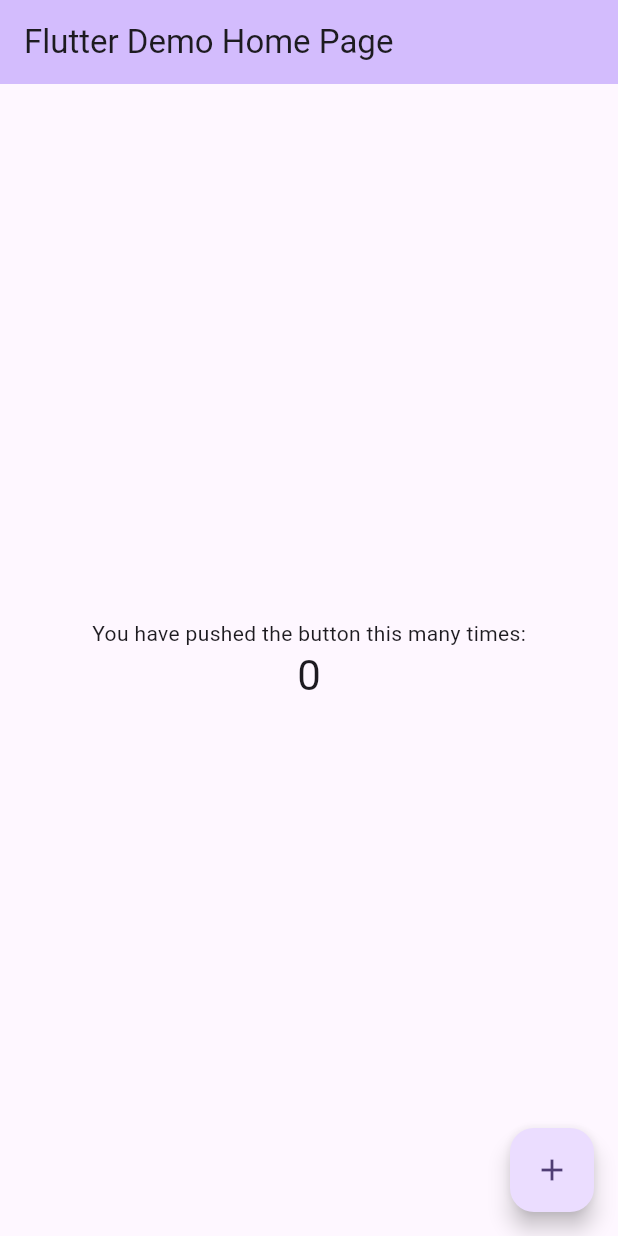
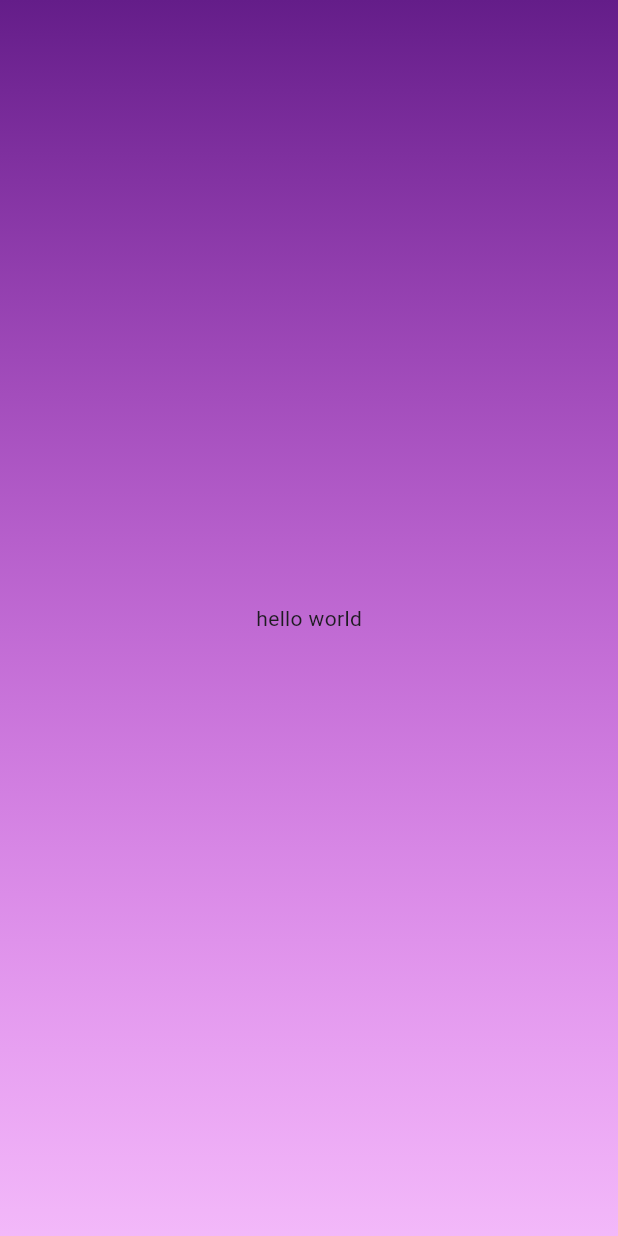
Before and after one commit to TommyPurba/flutter-history, a Flutter app: the screen it shows after launch, on a phone screen of 412 x 824 dp. Run offline on Flutter 3.47's test engine with Material 3 defaults, Android fonts, the phone set to English and light mode, and no system bars.

Commit message:
create hello world

```diff
--- a/lib/main.dart
+++ b/lib/main.dart
@@ -1,122 +1,9 @@
 import 'package:flutter/material.dart';
+import 'package:tetwo/screen_page.dart';
 
-void main() {
-  runApp(const MyApp());
+
+void main(){
+  runApp(
+      screenPage()
+  );
 }
-
-class MyApp extends StatelessWidget {
-  const MyApp({super.key});
-
-  // This widget is the root of your application.
-  @override
-  Widget build(BuildContext context) {
-    return MaterialApp(
-      title: 'Flutter Demo',
-      theme: ThemeData(
-        // This is the theme of your application.
-        //
-        // TRY THIS: Try running your application with "flutter run". You'll see
-        // the application has a purple toolbar. Then, without quitting the app,
-        // try changing the seedColor in the colorScheme below to Colors.green
-        // and then invoke "hot reload" (save your changes or press the "hot
-        // reload" button in a Flutter-supported IDE, or press "r" if you used
-        // the command line to start the app).
-        //
-        // Notice that the counter didn't reset back to zero; the application
-        // state is not lost during the reload. To reset the state, use hot
-        // restart instead.
-        //
-        // This works for code too, not just values: Most code changes can be
-        // tested with just a hot reload.
-        colorScheme: ColorScheme.fromSeed(seedColor: Colors.deepPurple),
-      ),
-      home: const MyHomePage(title: 'Flutter Demo Home Page'),
-    );
-  }
-}
-
-class MyHomePage extends StatefulWidget {
-  const MyHomePage({super.key, required this.title});
-
-  // This widget is the home page of your application. It is stateful, meaning
-  // that it has a State object (defined below) that contains fields that affect
-  // how it looks.
-
-  // This class is the configuration for the state. It holds the values (in this
-  // case the title) provided by the parent (in this case the App widget) and
-  // used by the build method of the State. Fields in a Widget subclass are
-  // always marked "final".
-
-  final String title;
-
-  @override
-  State<MyHomePage> createState() => _MyHomePageState();
-}
-
-class _MyHomePageState extends State<MyHomePage> {
-  int _counter = 0;
-
-  void _incrementCounter() {
-    setState(() {
-      // This call to setState tells the Flutter framework that something has
-      // changed in this State, which causes it to rerun the build method below
-      // so that the display can reflect the updated values. If we changed
-      // _counter without calling setState(), then the build method would not be
-      // called again, and so nothing would appear to happen.
-      _counter++;
-    });
-  }
-
-  @override
-  Widget build(BuildContext context) {
-    // This method is rerun every time setState is called, for instance as done
-    // by the _incrementCounter method above.
-    //
-    // The Flutter framework has been optimized to make rerunning build methods
-    // fast, so that you can just rebuild anything that needs updating rather
-    // than having to individually change instances of widgets.
-    return Scaffold(
-      appBar: AppBar(
-        // TRY THIS: Try changing the color here to a specific color (to
-        // Colors.amber, perhaps?) and trigger a hot reload to see the AppBar
-        // change color while the other colors stay the same.
-        backgroundColor: Theme.of(context).colorScheme.inversePrimary,
-        // Here we take the value from the MyHomePage object that was created by
-        // the App.build method, and use it to set our appbar title.
-        title: Text(widget.title),
-      ),
-      body: Center(
-        // Center is a layout widget. It takes a single child and positions it
-        // in the middle of the parent.
-        child: Column(
-          // Column is also a layout widget. It takes a list of children and
-          // arranges them vertically. By default, it sizes itself to fit its
-          // children horizontally, and tries to be as tall as its parent.
-          //
-          // Column has various properties to control how it sizes itself and
-          // how it positions its children. Here we use mainAxisAlignment to
-          // center the children vertically; the main axis here is the vertical
-          // axis because Columns are vertical (the cross axis would be
-          // horizontal).
-          //
-          // TRY THIS: Invoke "debug painting" (choose the "Toggle Debug Paint"
-          // action in the IDE, or press "p" in the console), to see the
-          // wireframe for each widget.
-          mainAxisAlignment: MainAxisAlignment.center,
-          children: <Widget>[
-            const Text('You have pushed the button this many times:'),
-            Text(
-              '$_counter',
-              style: Theme.of(context).textTheme.headlineMedium,
-            ),
-          ],
-        ),
-      ),
-      floatingActionButton: FloatingActionButton(
-        onPressed: _incrementCounter,
-        tooltip: 'Increment',
-        child: const Icon(Icons.add),
-      ), // This trailing comma makes auto-formatting nicer for build methods.
-    );
-  }
-}
--- /dev/null
+++ b/lib/screen_page.dart
@@ -0,0 +1,36 @@
+import 'package:flutter/material.dart';
+
+
+class screenPage extends StatefulWidget{
+  const screenPage({super.key});
+
+  @override
+  State<screenPage> createState() {
+    return _ScreenPageTemplate();
+  }
+}
+
+class _ScreenPageTemplate extends State<screenPage>{
+  @override
+  Widget build(BuildContext context) {
+    return MaterialApp(
+      home: Scaffold(
+        body: Container(
+          decoration: BoxDecoration(
+            gradient: LinearGradient(
+              colors: [
+                  Color.fromRGBO(100, 29, 137, 1),
+                Color.fromRGBO(211, 19, 233, 0.274),
+              ],
+              begin: Alignment.topCenter,
+          end: Alignment.bottomCenter,
+            )
+          ),
+          child: Center(
+            child: Text("hello world"),
+          ),
+        ),
+      ),
+    );
+  }
+}
--- a/pubspec.yaml
+++ b/pubspec.yaml
@@ -58,7 +58,8 @@ flutter:
   uses-material-design: true
 
   # To add assets to your application, add an assets section, like this:
-  # assets:
+  assets:
+      - assets/images/sejarah.PNG
   #   - images/a_dot_burr.jpeg
   #   - images/a_dot_ham.jpeg
 
```
Also changed, not shown: assets/images/sejarah.PNG (added).
